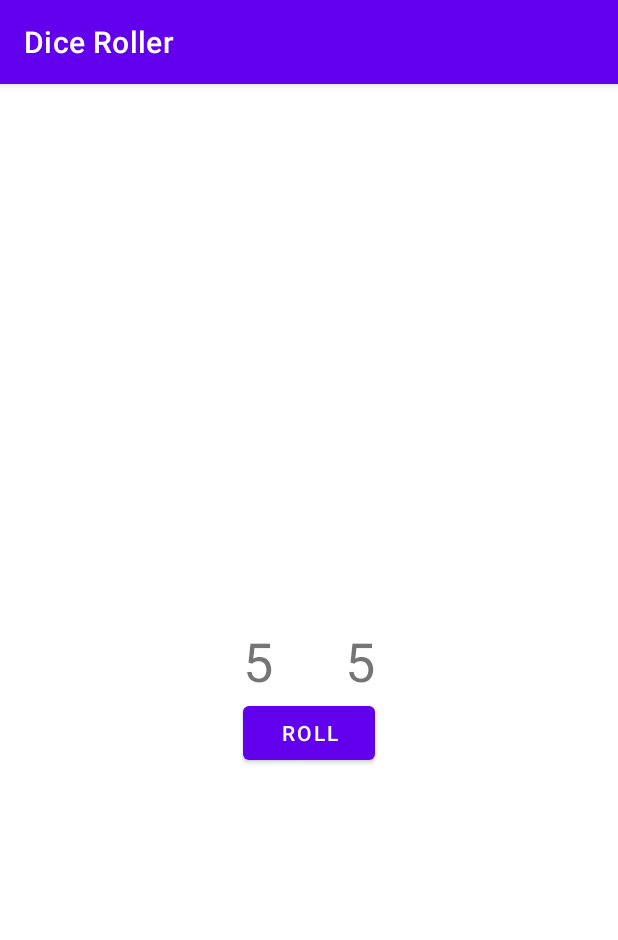
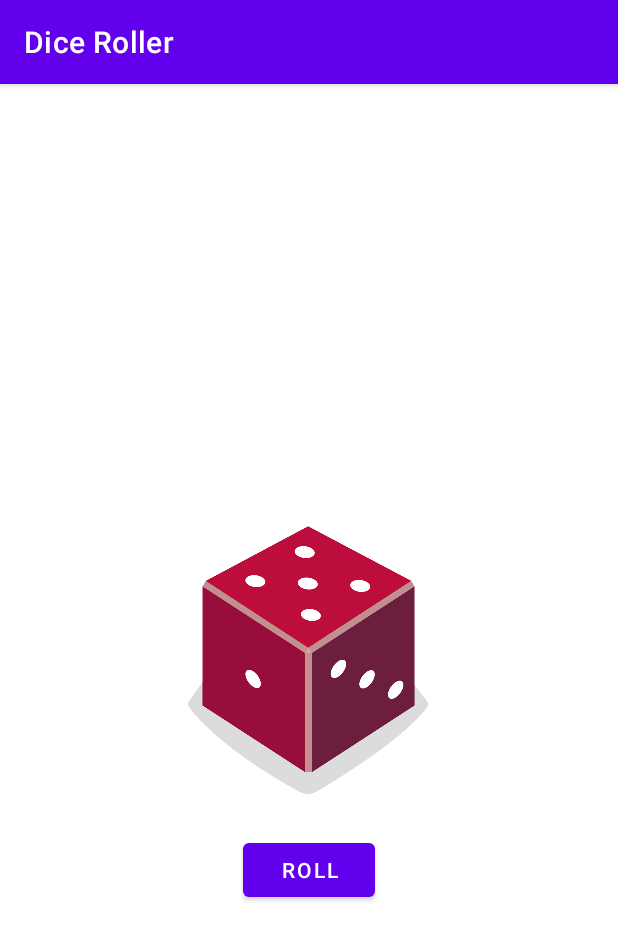
Before and after one commit to CurtisMyersProgramming/AndroidDiceRoller, an Android app: the screen it shows after launch (MainActivity), after a tap on "ROLL", on a phone screen of 412 x 824 dp. Shown: the top 940 px of the screen. Run offline under Robolectric (Android 15) with nearby library versions, the phone set to English and light mode, and no system bars.

Commit message:
Image added which shows the dice roll outcome

```diff
--- a/app/src/main/java/com/example/diceroller/MainActivity.kt
+++ b/app/src/main/java/com/example/diceroller/MainActivity.kt
@@ -2,7 +2,7 @@ package com.example.diceroller
 
 import android.os.Bundle
 import android.widget.Button
-import android.widget.TextView
+import android.widget.ImageView
 import androidx.appcompat.app.AppCompatActivity
 /**
  * This activity allows the user to roll a dice and view the result
@@ -22,12 +22,18 @@ class MainActivity : AppCompatActivity() {
     private fun rollDice() {
         val dice = Dice(6)
         val diceRoll = dice.roll()
-        val diceRoll2 = dice.roll()
-        val resultTextView: TextView = findViewById(R.id.textView)
-        val resultTextView2: TextView = findViewById(R.id.textView2)
+        val diceImage: ImageView = findViewById(R.id.imageView)
+        val drawableResource = when (diceRoll) {
+            1 -> R.drawable.dice_1
+            2 -> R.drawable.dice_2
+            3 -> R.drawable.dice_3
+            4 -> R.drawable.dice_4
+            5 -> R.drawable.dice_5
+            else -> R.drawable.dice_6
+        }
 
-        resultTextView.text = diceRoll.toString()
-        resultTextView2.text = diceRoll2.toString()
+        diceImage.setImageResource(drawableResource)
+
 
     }
 }
--- a/app/src/main/res/layout/activity_main.xml
+++ b/app/src/main/res/layout/activity_main.xml
@@ -6,35 +6,26 @@
     android:layout_height="match_parent"
     tools:context=".MainActivity">
 
-    <TextView
-        android:id="@+id/textView"
-        android:layout_width="wrap_content"
-        android:layout_height="wrap_content"
-        android:textSize="36sp"
-        app:layout_constraintBottom_toBottomOf="parent"
-        app:layout_constraintHorizontal_bias="0.414"
-        app:layout_constraintLeft_toLeftOf="parent"
-        app:layout_constraintRight_toRightOf="parent"
-        app:layout_constraintTop_toTopOf="parent"
-        tools:text="1" />
-
     <Button
         android:id="@+id/button"
         android:layout_width="wrap_content"
         android:layout_height="wrap_content"
+        android:layout_marginTop="16dp"
         android:text="@string/roll"
         app:layout_constraintEnd_toEndOf="parent"
         app:layout_constraintStart_toStartOf="parent"
-        app:layout_constraintTop_toBottomOf="@+id/textView" />
+        app:layout_constraintTop_toBottomOf="@+id/imageView" />
 
-    <TextView
-        android:id="@+id/textView2"
-        android:layout_width="wrap_content"
-        android:layout_height="wrap_content"
-        android:layout_marginStart="48dp"
-        android:textSize="36sp"
-        app:layout_constraintBottom_toTopOf="@+id/button"
-        app:layout_constraintStart_toEndOf="@+id/textView"
-        tools:text="1" />
+    <ImageView
+        android:id="@+id/imageView"
+        android:layout_width="160dp"
+        android:layout_height="200dp"
+        android:contentDescription="TODO"
+        app:layout_constraintBottom_toBottomOf="parent"
+        app:layout_constraintEnd_toEndOf="parent"
+        app:layout_constraintHorizontal_bias="0.498"
+        app:layout_constraintStart_toStartOf="parent"
+        app:layout_constraintTop_toTopOf="parent"
+        tools:srcCompat="@drawable/dice_1" />
 
 </androidx.constraintlayout.widget.ConstraintLayout>
```
Also changed, not shown: app/src/main/res/drawable/dice_1.png (added), app/src/main/res/drawable/dice_2.png (added), app/src/main/res/drawable/dice_3.png (added), app/src/main/res/drawable/dice_4.png (added), app/src/main/res/drawable/dice_5.png (added), app/src/main/res/drawable/dice_6.png (added).
